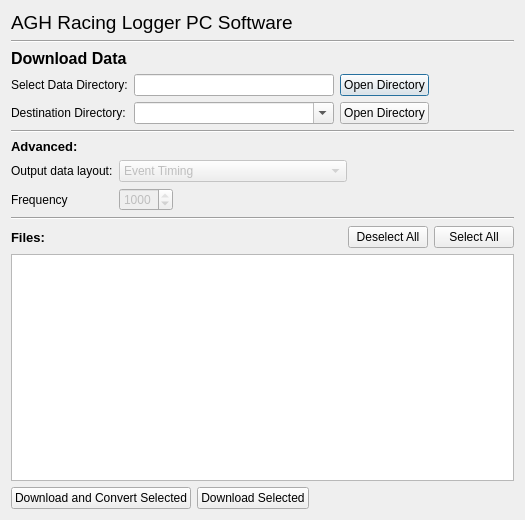
Old version of the form DataLoggerPC/downloaddatasd_dialog.ui in the repository mkowalik/DataLogger_CAN_GPS_2018.
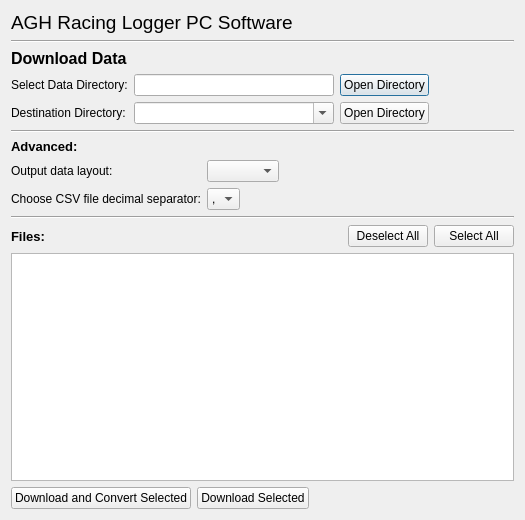
New version of the form.

What changed in the file:
```diff
--- a/DataLoggerPC/downloaddatasd_dialog.ui
+++ b/DataLoggerPC/downloaddatasd_dialog.ui
@@ -172,6 +172,26 @@
    </item>
    <item>
     <layout class="QGridLayout" name="gridLayout_2">
+     <item row="1" column="2" colspan="2">
+      <spacer name="horizontalSpacer_4">
+       <property name="orientation">
+        <enum>Qt::Horizontal</enum>
+       </property>
+       <property name="sizeHint" stdset="0">
+        <size>
+         <width>40</width>
+         <height>20</height>
+        </size>
+       </property>
+      </spacer>
+     </item>
+     <item row="0" column="1" colspan="2">
+      <widget class="QComboBox" name="outputDataLayoutComboBox">
+       <property name="enabled">
+        <bool>true</bool>
+       </property>
+      </widget>
+     </item>
      <item row="0" column="0">
       <widget class="QLabel" name="outputDataLayoutLabel">
        <property name="text">
@@ -183,28 +203,28 @@
       </widget>
      </item>
      <item row="1" column="0">
-      <widget class="QLabel" name="frequencyLabel">
+      <widget class="QLabel" name="label">
        <property name="text">
-        <string>Frequency</string>
-       </property>
-       <property name="buddy">
-        <cstring>frequencySinBox</cstring>
+        <string>Choose CSV file decimal separator:</string>
        </property>
       </widget>
      </item>
-     <item row="0" column="1" colspan="2">
-      <widget class="QComboBox" name="outputDataLayoutComboBox">
-       <property name="enabled">
+     <item row="1" column="1">
+      <widget class="QComboBox" name="decimalSeparatorComboBox">
+       <property name="editable">
         <bool>false</bool>
        </property>
+       <property name="maxVisibleItems">
+        <number>2</number>
+       </property>
        <item>
         <property name="text">
-         <string>Event Timing</string>
+         <string>,</string>
         </property>
        </item>
        <item>
         <property name="text">
-         <string>Set Frequency Timing</string>
+         <string>.</string>
         </property>
        </item>
       </widget>
@@ -222,54 +242,6 @@
        </property>
       </spacer>
      </item>
-     <item row="1" column="2">
-      <spacer name="horizontalSpacer_6">
-       <property name="orientation">
-        <enum>Qt::Horizontal</enum>
-       </property>
-       <property name="sizeHint" stdset="0">
-        <size>
-         <width>40</width>
-         <height>20</height>
-        </size>
-       </property>
-      </spacer>
-     </item>
-     <item row="1" column="3">
-      <spacer name="horizontalSpacer_7">
-       <property name="orientation">
-        <enum>Qt::Horizontal</enum>
-       </property>
-       <property name="sizeHint" stdset="0">
-        <size>
-         <width>40</width>
-         <height>20</height>
-        </size>
-       </property>
-      </spacer>
-     </item>
-     <item row="1" column="1">
-      <widget class="QSpinBox" name="frequencySinBox">
-       <property name="enabled">
-        <bool>false</bool>
-       </property>
-       <property name="suffix">
-        <string/>
-       </property>
-       <property name="minimum">
-        <number>10</number>
-       </property>
-       <property name="maximum">
-        <number>1000</number>
-       </property>
-       <property name="singleStep">
-        <number>100</number>
-       </property>
-       <property name="value">
-        <number>1000</number>
-       </property>
-      </widget>
-     </item>
     </layout>
    </item>
    <item>
```
Left out of the diff: 1 changed line with no effect on the pictures.
